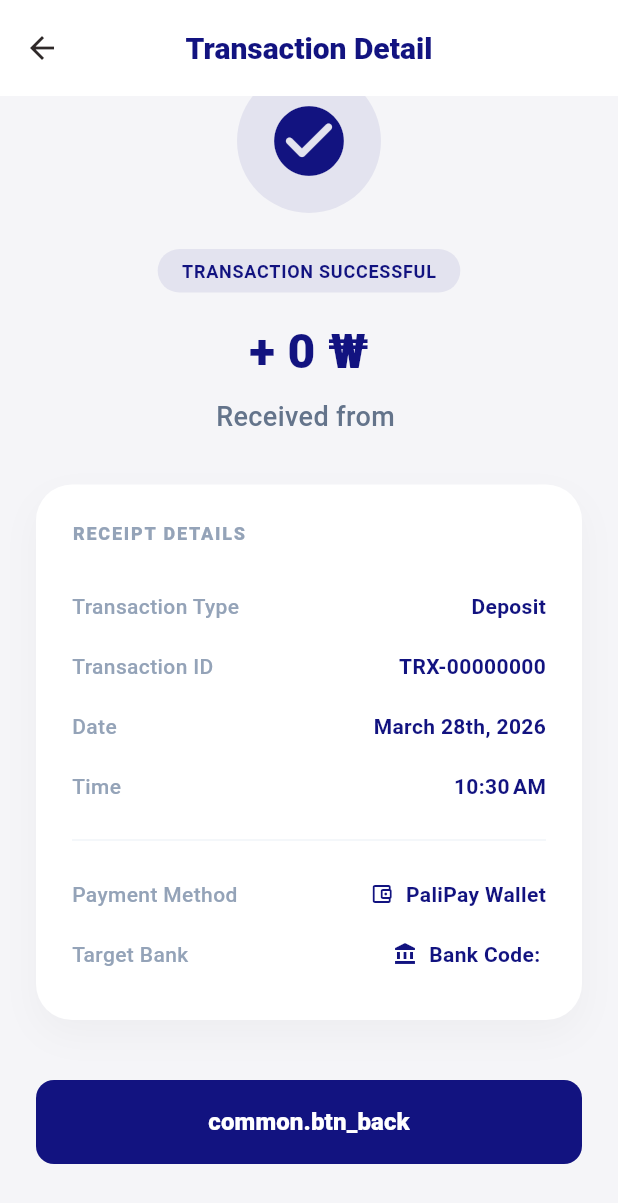
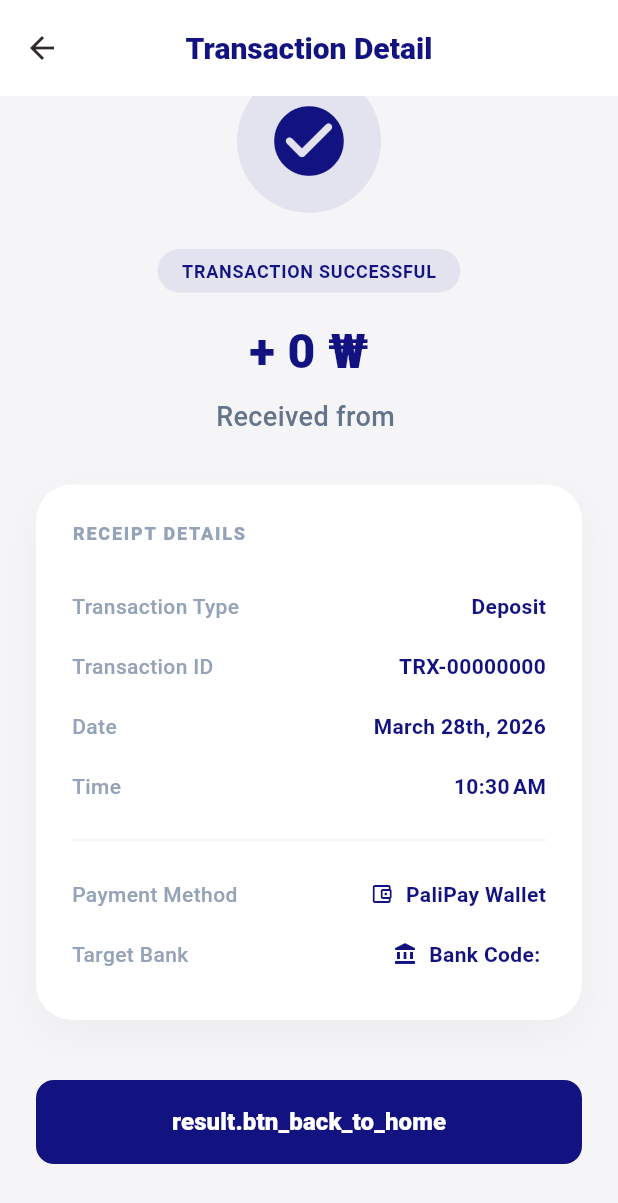
Before and after one commit to Mrjeonmacho/82Pay, a Flutter app: the HistoryDetailView screen opened directly with empty values, scrolled down 90 dp, on a phone screen of 412 x 824 dp. Shown: the top 1203 px of the screen. Run offline on Flutter 3.47's test engine with Material 3 defaults, Android fonts, the phone set to English and light mode, and no system bars; our stand-ins replace camera, cookie_jar, dio, dio_cookie_manager, easy_localization, flutter_dotenv and 3 more; accounts and stored records are empty; network calls fail; Roboto replaces fonts that are missing (Pretendard); project files that could hold a hidden picture were left out.

Commit message:
fix: 거래 내역 상세 화면 번역 수정

```diff
--- a/palipay/palipay-frontend/lib/features/history/views/history_detail_view.dart
+++ b/palipay/palipay-frontend/lib/features/history/views/history_detail_view.dart
@@ -202,7 +202,7 @@ class HistoryDetailView extends StatelessWidget {
 
             // 5. 하단 홈 버튼
             PaliButton(
-              text: 'common.btn_back'.tr(),
+              text: 'result.btn_back_to_home'.tr(),
               backgroundColor: AppColors.mainBlue,
               onPressed: () => Navigator.pop(context),
             ),
```
